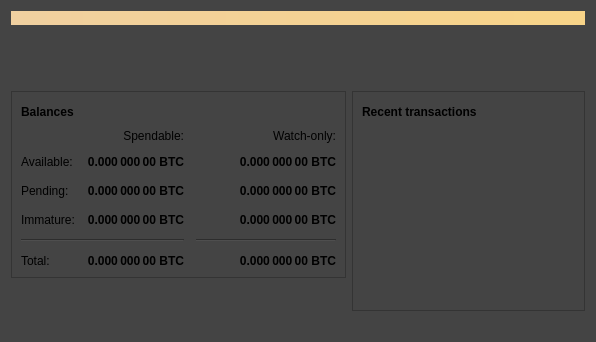
thelonecrouton/bitcredit-2.0, file src/qt/forms/overviewpage.ui: the form before one commit.
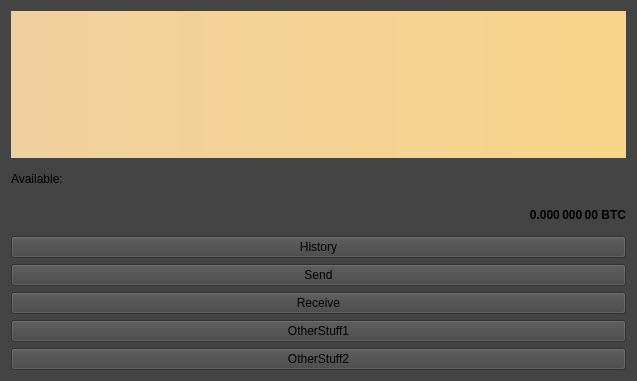
The form after the commit. Icons and pictures are not drawn.

What changed in the file:
```diff
--- a/src/qt/forms/overviewpage.ui
+++ b/src/qt/forms/overviewpage.ui
@@ -6,8 +6,8 @@
    <rect>
     <x>0</x>
     <y>0</y>
-    <width>596</width>
-    <height>342</height>
+    <width>637</width>
+    <height>381</height>
    </rect>
   </property>
   <property name="windowTitle">
@@ -34,514 +34,87 @@
     </widget>
    </item>
    <item>
-    <spacer name="verticalSpacer_3">
-     <property name="orientation">
-      <enum>Qt::Vertical</enum>
+    <widget class="QLabel" name="labelBalanceText">
+     <property name="maximumSize">
+      <size>
+       <width>16777215</width>
+       <height>30</height>
+      </size>
      </property>
-     <property name="sizeHint" stdset="0">
+     <property name="text">
+      <string>Available:</string>
+     </property>
+    </widget>
+   </item>
+   <item>
+    <widget class="QLabel" name="labelBalance">
+     <property name="maximumSize">
       <size>
-       <width>20</width>
-       <height>100</height>
+       <width>16777215</width>
+       <height>30</height>
       </size>
      </property>
-    </spacer>
+     <property name="font">
+      <font>
+       <weight>75</weight>
+       <bold>true</bold>
+      </font>
+     </property>
+     <property name="cursor">
+      <cursorShape>IBeamCursor</cursorShape>
+     </property>
+     <property name="toolTip">
+      <string>Your current spendable balance</string>
+     </property>
+     <property name="text">
+      <string notr="true">0.000 000 00 BTC</string>
+     </property>
+     <property name="alignment">
+      <set>Qt::AlignRight|Qt::AlignTrailing|Qt::AlignVCenter</set>
+     </property>
+     <property name="textInteractionFlags">
+      <set>Qt::LinksAccessibleByMouse|Qt::TextSelectableByKeyboard|Qt::TextSelectableByMouse</set>
+     </property>
+    </widget>
    </item>
    <item>
-    <layout class="QHBoxLayout" name="horizontalLayout" stretch="1,1">
+    <layout class="QHBoxLayout" name="horizontalLayout" stretch="1">
      <item>
       <layout class="QVBoxLayout" name="verticalLayout_2">
        <item>
-        <widget class="QFrame" name="frame">
-         <property name="frameShape">
-          <enum>QFrame::StyledPanel</enum>
+        <widget class="QPushButton" name="btx">
+         <property name="text">
+          <string>History</string>
          </property>
-         <property name="frameShadow">
-          <enum>QFrame::Raised</enum>
+        </widget>
+       </item>
+       <item>
+        <widget class="QPushButton" name="bsend">
+         <property name="text">
+          <string>Send</string>
          </property>
-         <layout class="QVBoxLayout" name="verticalLayout_4">
-          <item>
-           <layout class="QHBoxLayout" name="horizontalLayout_4">
-            <item>
-             <widget class="QLabel" name="label_5">
-              <property name="font">
-               <font>
-                <weight>75</weight>
-                <bold>true</bold>
-               </font>
-              </property>
-              <property name="text">
-               <string>Balances</string>
-              </property>
-             </widget>
-            </item>
-            <item>
-             <widget class="QPushButton" name="labelWalletStatus">
-              <property name="enabled">
-               <bool>false</bool>
-              </property>
-              <property name="maximumSize">
-               <size>
-                <width>30</width>
-                <height>16777215</height>
-               </size>
-              </property>
-              <property name="toolTip">
-               <string>The displayed information may be out of date. Your wallet automatically synchronizes with the Bitcoin network after a connection is established, but this process has not completed yet.</string>
-              </property>
-              <property name="text">
-               <string/>
-              </property>
-              <property name="icon">
-               <iconset>
-                <normaloff>:/icons/warning</normaloff>
-                <disabledoff>:/icons/warning</disabledoff>:/icons/warning</iconset>
-              </property>
-              <property name="iconSize">
-               <size>
-                <width>24</width>
-                <height>24</height>
-               </size>
-              </property>
-              <property name="flat">
-               <bool>true</bool>
-              </property>
-             </widget>
-            </item>
-            <item>
-             <spacer name="horizontalSpacer_3">
-              <property name="orientation">
-               <enum>Qt::Horizontal</enum>
-              </property>
-              <property name="sizeHint" stdset="0">
-               <size>
-                <width>40</width>
-                <height>20</height>
-               </size>
-              </property>
-             </spacer>
-            </item>
-           </layout>
-          </item>
-          <item>
-           <layout class="QGridLayout" name="gridLayout">
-            <property name="spacing">
-             <number>12</number>
-            </property>
-            <item row="2" column="2">
-             <widget class="QLabel" name="labelWatchPending">
-              <property name="font">
-               <font>
-                <weight>75</weight>
-                <bold>true</bold>
-               </font>
-              </property>
-              <property name="cursor">
-               <cursorShape>IBeamCursor</cursorShape>
-              </property>
-              <property name="toolTip">
-               <string>Unconfirmed transactions to watch-only addresses</string>
-              </property>
-              <property name="text">
-               <string notr="true">0.000 000 00 BTC</string>
-              </property>
-              <property name="alignment">
-               <set>Qt::AlignRight|Qt::AlignTrailing|Qt::AlignVCenter</set>
-              </property>
-              <property name="textInteractionFlags">
-               <set>Qt::LinksAccessibleByMouse|Qt::TextSelectableByKeyboard|Qt::TextSelectableByMouse</set>
-              </property>
-             </widget>
-            </item>
-            <item row="2" column="1">
-             <widget class="QLabel" name="labelUnconfirmed">
-              <property name="font">
-               <font>
-                <weight>75</weight>
-                <bold>true</bold>
-               </font>
-              </property>
-              <property name="cursor">
-               <cursorShape>IBeamCursor</cursorShape>
-              </property>
-              <property name="toolTip">
-               <string>Total of transactions that have yet to be confirmed, and do not yet count toward the spendable balance</string>
-              </property>
-              <property name="text">
-               <string notr="true">0.000 000 00 BTC</string>
-              </property>
-              <property name="alignment">
-               <set>Qt::AlignRight|Qt::AlignTrailing|Qt::AlignVCenter</set>
-              </property>
-              <property name="textInteractionFlags">
-               <set>Qt::LinksAccessibleByMouse|Qt::TextSelectableByKeyboard|Qt::TextSelectableByMouse</set>
-              </property>
-             </widget>
-            </item>
-            <item row="3" column="2">
-             <widget class="QLabel" name="labelWatchImmature">
-              <property name="font">
-               <font>
-                <weight>75</weight>
-                <bold>true</bold>
-               </font>
-              </property>
-              <property name="cursor">
-               <cursorShape>IBeamCursor</cursorShape>
-              </property>
-              <property name="toolTip">
-               <string>Mined balance in watch-only addresses that has not yet matured</string>
-              </property>
-              <property name="text">
-               <string notr="true">0.000 000 00 BTC</string>
-              </property>
-              <property name="alignment">
-               <set>Qt::AlignRight|Qt::AlignTrailing|Qt::AlignVCenter</set>
-              </property>
-              <property name="textInteractionFlags">
-               <set>Qt::LinksAccessibleByMouse|Qt::TextSelectableByKeyboard|Qt::TextSelectableByMouse</set>
-              </property>
-             </widget>
-            </item>
-            <item row="4" column="0" colspan="2">
-             <widget class="Line" name="line">
-              <property name="orientation">
-               <enum>Qt::Horizontal</enum>
-              </property>
-             </widget>
-            </item>
-            <item row="4" column="2">
-             <widget class="Line" name="lineWatchBalance">
-              <property name="sizePolicy">
-               <sizepolicy hsizetype="Preferred" vsizetype="Fixed">
-                <horstretch>0</horstretch>
-                <verstretch>0</verstretch>
-               </sizepolicy>
-              </property>
-              <property name="minimumSize">
-               <size>
-                <width>140</width>
-                <height>0</height>
-               </size>
-              </property>
-              <property name="orientation">
-               <enum>Qt::Horizontal</enum>
-              </property>
-             </widget>
-            </item>
-            <item row="5" column="0">
-             <widget class="QLabel" name="labelTotalText">
-              <property name="text">
-               <string>Total:</string>
-              </property>
-             </widget>
-            </item>
-            <item row="3" column="1">
-             <widget class="QLabel" name="labelImmature">
-              <property name="font">
-               <font>
-                <weight>75</weight>
-                <bold>true</bold>
-               </font>
-              </property>
-              <property name="cursor">
-               <cursorShape>IBeamCursor</cursorShape>
-              </property>
-              <property name="toolTip">
-               <string>Mined balance that has not yet matured</string>
-              </property>
-              <property name="text">
-               <string notr="true">0.000 000 00 BTC</string>
-              </property>
-              <property name="alignment">
-               <set>Qt::AlignRight|Qt::AlignTrailing|Qt::AlignVCenter</set>
-              </property>
-              <property name="textInteractionFlags">
-               <set>Qt::LinksAccessibleByMouse|Qt::TextSelectableByKeyboard|Qt::TextSelectableByMouse</set>
-              </property>
-             </widget>
-            </item>
-            <item row="2" column="3">
-             <spacer name="horizontalSpacer_2">
-              <property name="orientation">
-               <enum>Qt::Horizontal</enum>
-              </property>
-              <property name="sizeHint" stdset="0">
-               <size>
-                <width>40</width>
-                <height>20</height>
-               </size>
-              </property>
-             </spacer>
-            </item>
-            <item row="3" column="0">
-             <widget class="QLabel" name="labelImmatureText">
-              <property name="text">
-               <string>Immature:</string>
-              </property>
-             </widget>
-            </item>
-            <item row="5" column="1">
-             <widget class="QLabel" name="labelTotal">
-              <property name="font">
-               <font>
-                <weight>75</weight>
-                <bold>true</bold>
-               </font>
-              </property>
-              <property name="cursor">
-               <cursorShape>IBeamCursor</cursorShape>
-              </property>
-              <property name="toolTip">
-               <string>Your current total balance</string>
-              </property>
-              <property name="text">
-               <string notr="true">0.000 000 00 BTC</string>
-              </property>
-              <property name="alignment">
-               <set>Qt::AlignRight|Qt::AlignTrailing|Qt::AlignVCenter</set>
-              </property>
-              <property name="textInteractionFlags">
-               <set>Qt::LinksAccessibleByMouse|Qt::TextSelectableByKeyboard|Qt::TextSelectableByMouse</set>
-              </property>
-             </widget>
-            </item>
-            <item row="5" column="2">
-             <widget class="QLabel" name="labelWatchTotal">
-              <property name="font">
-               <font>
-                <weight>75</weight>
-                <bold>true</bold>
-               </font>
-              </property>
-              <property name="cursor">
-               <cursorShape>IBeamCursor</cursorShape>
-              </property>
-              <property name="toolTip">
-               <string>Current total balance in watch-only addresses</string>
-              </property>
-              <property name="text">
-               <string notr="true">0.000 000 00 BTC</string>
-              </property>
-              <property name="alignment">
-               <set>Qt::AlignRight|Qt::AlignTrailing|Qt::AlignVCenter</set>
-              </property>
-              <property name="textInteractionFlags">
-               <set>Qt::LinksAccessibleByMouse|Qt::TextSelectableByKeyboard|Qt::TextSelectableByMouse</set>
-              </property>
-             </widget>
-            </item>
-            <item row="0" column="2">
-             <widget class="QLabel" name="labelWatchonly">
-              <property name="text">
-               <string>Watch-only:</string>
-              </property>
-              <property name="alignment">
-               <set>Qt::AlignRight|Qt::AlignTrailing|Qt::AlignVCenter</set>
-              </property>
-             </widget>
-            </item>
-            <item row="1" column="0">
-             <widget class="QLabel" name="labelBalanceText">
-              <property name="text">
-               <string>Available:</string>
-              </property>
-             </widget>
-            </item>
-            <item row="1" column="1">
-             <widget class="QLabel" name="labelBalance">
-              <property name="font">
-               <font>
-                <weight>75</weight>
-                <bold>true</bold>
-               </font>
-              </property>
-              <property name="cursor">
-               <cursorShape>IBeamCursor</cursorShape>
-              </property>
-              <property name="toolTip">
-               <string>Your current spendable balance</string>
-              </property>
-              <property name="text">
-               <string notr="true">0.000 000 00 BTC</string>
-              </property>
-              <property name="alignment">
-               <set>Qt::AlignRight|Qt::AlignTrailing|Qt::AlignVCenter</set>
-              </property>
-              <property name="textInteractionFlags">
-               <set>Qt::LinksAccessibleByMouse|Qt::TextSelectableByKeyboard|Qt::TextSelectableByMouse</set>
-              </property>
-             </widget>
-            </item>
-            <item row="1" column="2">
-             <widget class="QLabel" name="labelWatchAvailable">
-              <property name="font">
-               <font>
-                <weight>75</weight>
-                <bold>true</bold>
-               </font>
-              </property>
-              <property name="cursor">
-               <cursorShape>IBeamCursor</cursorShape>
-              </property>
-              <property name="toolTip">
-               <string>Your current balance in watch-only addresses</string>
-              </property>
-              <property name="text">
-               <string notr="true">0.000 000 00 BTC</string>
-              </property>
-              <property name="alignment">
-               <set>Qt::AlignRight|Qt::AlignTrailing|Qt::AlignVCenter</set>
-              </property>
-              <property name="textInteractionFlags">
-               <set>Qt::LinksAccessibleByMouse|Qt::TextSelectableByKeyboard|Qt::TextSelectableByMouse</set>
-              </property>
-             </widget>
-            </item>
-            <item row="2" column="0">
-             <widget class="QLabel" name="labelPendingText">
-              <property name="text">
-               <string>Pending:</string>
-              </property>
-             </widget>
-            </item>
-            <item row="0" column="1">
-             <widget class="QLabel" name="labelSpendable">
-              <property name="text">
-               <string>Spendable:</string>
-              </property>
-              <property name="alignment">
-               <set>Qt::AlignRight|Qt::AlignTrailing|Qt::AlignVCenter</set>
-              </property>
-             </widget>
-            </item>
-           </layout>
-          </item>
-         </layout>
         </widget>
        </item>
        <item>
-        <spacer name="verticalSpacer">
-         <property name="orientation">
-          <enum>Qt::Vertical</enum>
+        <widget class="QPushButton" name="brec">
+         <property name="text">
+          <string>Receive</string>
          </property>
-         <property name="sizeHint" stdset="0">
-          <size>
-           <width>20</width>
-           <height>40</height>
-          </size>
-         </property>
-        </spacer>
+        </widget>
        </item>
-      </layout>
-     </item>
-     <item>
-      <layout class="QVBoxLayout" name="verticalLayout_3">
        <item>
-        <widget class="QFrame" name="frame_2">
-         <property name="frameShape">
-          <enum>QFrame::StyledPanel</enum>
+        <widget class="QPushButton" name="bos1">
+         <property name="text">
+          <string>OtherStuff1</string>
          </property>
-         <property name="frameShadow">
-          <enum>QFrame::Raised</enum>
-         </property>
-         <layout class="QVBoxLayout" name="verticalLayout">
-          <item>
-           <layout class="QHBoxLayout" name="horizontalLayout_2">
-            <item>
-             <widget class="QLabel" name="label_4">
-              <property name="font">
-               <font>
-                <weight>75</weight>
-                <bold>true</bold>
-               </font>
-              </property>
-              <property name="text">
-               <string>Recent transactions</string>
-              </property>
-             </widget>
-            </item>
-            <item>
-             <widget class="QPushButton" name="labelTransactionsStatus">
-              <property name="enabled">
-               <bool>false</bool>
-              </property>
-              <property name="maximumSize">
-               <size>
-                <width>30</width>
-                <height>16777215</height>
-               </size>
-              </property>
-              <property name="toolTip">
-               <string>The displayed information may be out of date. Your wallet automatically synchronizes with the Bitcoin network after a connection is established, but this process has not completed yet.</string>
-              </property>
-              <property name="text">
-               <string/>
-              </property>
-              <property name="icon">
-               <iconset>
-                <normaloff>:/icons/warning</normaloff>
-                <disabledoff>:/icons/warning</disabledoff>:/icons/warning</iconset>
-              </property>
-              <property name="iconSize">
-               <size>
-                <width>24</width>
-                <height>24</height>
-               </size>
-              </property>
-              <property name="flat">
-               <bool>true</bool>
-              </property>
-             </widget>
-            </item>
-            <item>
-             <spacer name="horizontalSpacer">
-              <property name="orientation">
-               <enum>Qt::Horizontal</enum>
-              </property>
-              <property name="sizeHint" stdset="0">
-               <size>
-                <width>40</width>
-                <height>20</height>
-               </size>
-              </property>
-             </spacer>
-            </item>
-           </layout>
-          </item>
-          <item>
-           <widget class="QListView" name="listTransactions">
-            <property name="styleSheet">
-             <string notr="true">QListView { background: transparent; }</string>
-            </property>
-            <property name="frameShape">
-             <enum>QFrame::NoFrame</enum>
-            </property>
-            <property name="verticalScrollBarPolicy">
-             <enum>Qt::ScrollBarAlwaysOff</enum>
-            </property>
-            <property name="horizontalScrollBarPolicy">
-             <enum>Qt::ScrollBarAlwaysOff</enum>
-            </property>
-            <property name="selectionMode">
-             <enum>QAbstractItemView::NoSelection</enum>
-            </property>
-           </widget>
-          </item>
-         </layout>
         </widget>
        </item>
        <item>
-        <spacer name="verticalSpacer_2">
-         <property name="orientation">
-          <enum>Qt::Vertical</enum>
+        <widget class="QPushButton" name="bos2">
+         <property name="text">
+          <string>OtherStuff2</string>
          </property>
-         <property name="sizeHint" stdset="0">
-          <size>
-           <width>20</width>
-           <height>40</height>
-          </size>
-         </property>
-        </spacer>
+        </widget>
        </item>
       </layout>
      </item>
```
